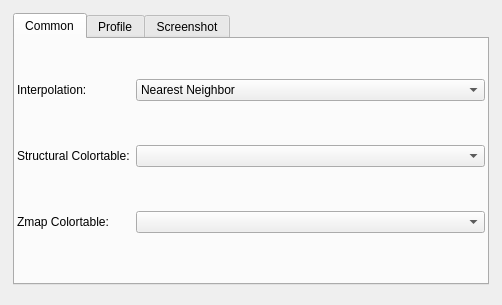
This is forms/preferences.ui in isis-group/vast as Qt 5 draws it before an edit. The edited form follows.
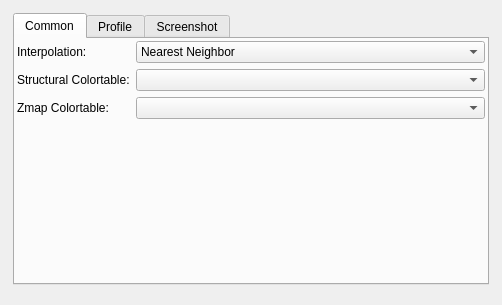
This is the edited form.

Commit message: add startwidget again

Diff of the .ui file:
```diff
--- a/forms/preferences.ui
+++ b/forms/preferences.ui
@@ -11,7 +11,7 @@
    </rect>
   </property>
   <property name="sizePolicy">
-   <sizepolicy hsizetype="Preferred" vsizetype="Minimum">
+   <sizepolicy hsizetype="Preferred" vsizetype="Maximum">
     <horstretch>0</horstretch>
     <verstretch>0</verstretch>
    </sizepolicy>
@@ -125,7 +125,7 @@
              <enum>Qt::Vertical</enum>
             </property>
             <property name="sizeType">
-             <enum>QSizePolicy::Minimum</enum>
+             <enum>QSizePolicy::Expanding</enum>
             </property>
             <property name="sizeHint" stdset="0">
              <size>
```
The commit also changes 1 other file.
